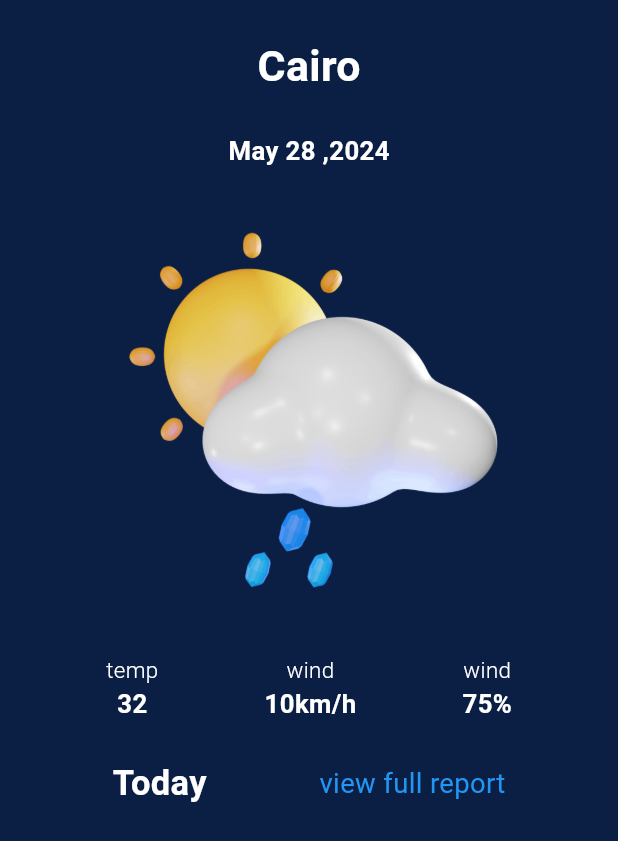
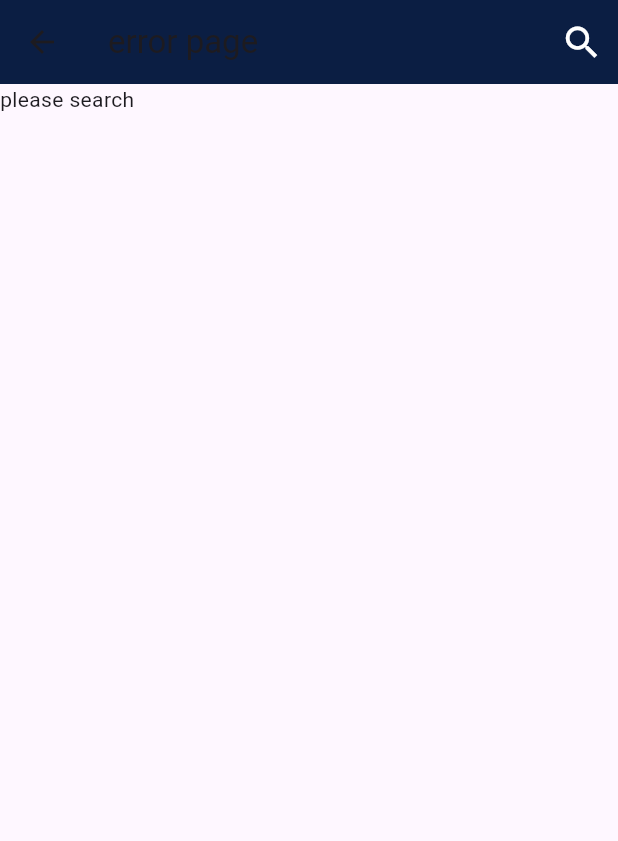
Before and after one commit to 01273904861/weather, a Flutter app: the screen it shows after launch, on a phone screen of 412 x 824 dp. Shown: the top 841 px of the screen. Run offline on Flutter 3.47's test engine with Material 3 defaults, Android fonts, the phone set to English and light mode, and no system bars; our stand-ins replace bloc, dio, flutter_bloc, flutter_screenutil, pretty_dio_logger.

```diff
--- a/lib/core/theming/app_colors.dart
+++ b/lib/core/theming/app_colors.dart
@@ -3,5 +3,5 @@ import 'package:flutter/material.dart';
 abstract class AppColors {
   static Color mainDarkBlue = const Color.fromARGB(15, 5, 5, 173);
   static const Color mainLightBlue = Color.fromARGB(255, 11, 30, 67);
-  static const Color darkGrey = Color(0xff232149);
+  static const Color darkGrey = Color.fromARGB(255, 35, 33, 73);
 }
--- a/lib/core/theming/app_text_style.dart
+++ b/lib/core/theming/app_text_style.dart
@@ -3,7 +3,7 @@ import 'package:flutter_screenutil/flutter_screenutil.dart';
 import 'package:weather/core/theming/font_weigh_helper.dart';
 
 abstract class AppTextStyle {
-  //city name
+  //title
   static TextStyle font25WhiteBold = TextStyle(
     fontSize: 25.sp,
     color: Colors.white,
--- a/lib/core/widgets/text_field.dart
+++ b/lib/core/widgets/text_field.dart
@@ -18,7 +18,7 @@ class CustomTextField extends StatelessWidget {
     this.obscureText,
     this.verticalPadding,
     this.borderRadius,
-    this.inputColor,
+    this.inputColor, required this.controller,
   });
   final String hintText;
   final Widget? suffixIcon;
@@ -34,9 +34,11 @@ class CustomTextField extends StatelessWidget {
   final bool? obscureText;
   final double? borderRadius;
   final Color? inputColor;
+  final TextEditingController controller;
   @override
   Widget build(BuildContext context) {
     return TextField(
+       controller: controller,
       style: TextStyle(color: inputColor ?? Colors.white),
       decoration: InputDecoration(
         enabledBorder: OutlineInputBorder(
--- /dev/null
+++ b/lib/features/home/data/cubit/weather_cubit.dart
@@ -0,0 +1,31 @@
+import 'package:bloc/bloc.dart';
+import 'package:flutter/material.dart';
+import 'package:weather/core/networking/api_error_model.dart';
+import 'package:weather/core/networking/api_service.dart';
+import 'package:weather/features/home/data/cubit/weather_states.dart';
+import 'package:weather/features/search/data/models/day_weather_model.dart';
+
+class WeatherCubit extends Cubit<WeatherStates> {
+  TextEditingController searchController = TextEditingController();
+
+  WeatherCubit() : super(WeatherInitial());
+  SevenDaysWeatherModel? sevenDaysWeather;
+  getSevenDayesWeather() async {
+    try {
+      String cityName =
+          searchController.text.isEmpty ? 'cairo' : searchController.text;
+      emit(WeatherLoading());
+      sevenDaysWeather = await ApiService()
+          .getSevenDayesWeather(cityName: cityName);
+      emit(WeatherSucess(sevenDaysWeather: sevenDaysWeather!));
+    } on ServerException catch (e) {
+      emit(WeatherFailure(errorModel: e.errorModel));
+    } catch (e) {
+      emit(WeatherFailure(
+          errorModel: ErrorModel(
+              message:
+                  'there is an error, please try again , or check the internet',
+              code: 404)));
+    }
+  }
+}
--- /dev/null
+++ b/lib/features/home/data/cubit/weather_states.dart
@@ -0,0 +1,20 @@
+import 'package:weather/core/networking/api_error_model.dart';
+import 'package:weather/features/search/data/models/day_weather_model.dart';
+
+abstract class WeatherStates {}
+
+class WeatherInitial extends WeatherStates {}
+
+class WeatherLoading extends WeatherStates {}
+
+class WeatherFailure extends WeatherStates {
+  final ErrorModel errorModel;
+
+  WeatherFailure({required this.errorModel});
+}
+
+class WeatherSucess extends WeatherStates {
+  final SevenDaysWeatherModel sevenDaysWeather;
+
+  WeatherSucess({required this.sevenDaysWeather});
+}
--- a/lib/features/home/home_page.dart
+++ b/lib/features/home/home_page.dart
@@ -1,69 +1,69 @@
 import 'package:flutter/material.dart';
 import 'package:flutter_screenutil/flutter_screenutil.dart';
-import 'package:weather/core/helper/spacing.dart';
 import 'package:weather/core/routing/routes.dart';
-import 'package:weather/core/theming/app_assets.dart';
 import 'package:weather/core/theming/app_colors.dart';
 import 'package:weather/core/theming/app_text_style.dart';
 
-import 'package:weather/features/home/ui/widgets/name_and_number.dart';
+import 'package:weather/features/home/data/cubit/weather_cubit.dart';
+import 'package:weather/features/home/data/cubit/weather_states.dart';
+import 'package:weather/features/home/ui/views/weather_view.dart';
 
-class HomePage extends StatelessWidget {
+import 'package:flutter_bloc/flutter_bloc.dart';
+
+class HomePage extends StatefulWidget {
   const HomePage({super.key});
 
   @override
+  State<HomePage> createState() => _HomePageState();
+}
+
+class _HomePageState extends State<HomePage> {
+  int onTapedIndex = 0;
+
+  @override
   Widget build(BuildContext context) {
-    return Scaffold(
-      backgroundColor: AppColors.mainLightBlue,
-      body: SingleChildScrollView(
-        child: Column(
-          crossAxisAlignment: CrossAxisAlignment.center,
-          children: [
-            verticalSpace(20),
-            Text(
-              'Cairo',
-              style: AppTextStyle.font25WhiteBold,
+    return BlocConsumer<WeatherCubit, WeatherStates>(
+      listener: (context, state) {},
+      builder: (context, state) {
+        if (state is WeatherSucess) {
+          return WeatherView(sevenDaysWeather: state.sevenDaysWeather);
+        } else if (state is WeatherFailure) {
+          return Scaffold(
+            body: Center(
+                child: Text(
+              textAlign: TextAlign.center,
+              ' ${state.errorModel.code.toString()} \n ${state.errorModel.message} . ',
+              style:
+                  AppTextStyle.font22WhiteRegular.copyWith(color: Colors.black),
+            )),
+          );
+        } else if (state is WeatherLoading) {
+          return const Scaffold(
+            body: Center(
+              child: CircularProgressIndicator(),
             ),
-            verticalSpace(20),
-            Text(
-              'May 28 ,2024',
-              style: AppTextStyle.font15WhiteBold,
+          );
+        } else {
+          return Scaffold(
+            appBar: AppBar(
+              backgroundColor: AppColors.mainLightBlue,
+              actions: [
+                IconButton(
+                    onPressed: () {
+                      Navigator.of(context).pushNamed(Routes.searchPage);
+                    },
+                    icon: Icon(
+                      Icons.search,
+                      size: 25.sp,
+                      color: Colors.white,
+                    ))
+              ],
+              title: Text('error page'),
             ),
-            verticalSpace(20),
-            Image.asset(AppAssets.assetsIconsRainyAndSunny,
-                height: 230.h, width: 230.w),
-            verticalSpace(20),
-            const Row(
-              mainAxisAlignment: MainAxisAlignment.spaceEvenly,
-              children: [
-                NameAndNumberOfweather(name: 'temp', number: '32'),
-                NameAndNumberOfweather(name: 'wind', number: '10km/h'),
-                NameAndNumberOfweather(name: 'wind', number: '75%'),
-              ],
-            ),
-            verticalSpace(20),
-            Row(
-              mainAxisAlignment: MainAxisAlignment.spaceEvenly,
-              children: [
-                Text(
-                  'Today',
-                  style: AppTextStyle.font25WhiteBold.copyWith(fontSize: 23),
-                ),
-                GestureDetector(
-                  onTap: () {
-                    Navigator.of(context).pushNamed(Routes.forecastPage);
-                  },
-                  child: Text(
-                    'view full report',
-                    style: AppTextStyle.font16BlueRegular,
-                  ),
-                )
-              ],
-            ),
-            verticalSpace(200),
-          ],
-        ),
-      ),
+            body: Text('please search'),
+          );
+        }
+      },
     );
   }
 }
--- a/lib/features/home/ui/views/forecast_report_view.dart
+++ b/lib/features/home/ui/views/forecast_report_view.dart
@@ -1,7 +1,6 @@
 import 'package:flutter/material.dart';
 import 'package:flutter_screenutil/flutter_screenutil.dart';
 import 'package:weather/core/routing/routes.dart';
-import 'package:weather/core/theming/app_assets.dart';
 import 'package:weather/core/theming/app_colors.dart';
 import 'package:weather/core/theming/app_text_style.dart';
 import 'package:weather/features/home/ui/widgets/day_weather.dart';
@@ -36,7 +35,7 @@ class ForecastReportPage extends StatelessWidget {
           padding: EdgeInsets.symmetric(horizontal: 12.0),
           child: Column(
             children: [
-              DayWeatherWidget(),
+              ForecastDayWeather(),
             ],
           ),
         ));
--- a/lib/features/home/ui/widgets/day_weather.dart
+++ b/lib/features/home/ui/widgets/day_weather.dart
@@ -4,8 +4,8 @@ import 'package:weather/core/theming/app_assets.dart';
 import 'package:weather/core/theming/app_colors.dart';
 import 'package:weather/core/theming/app_text_style.dart';
 
-class DayWeatherWidget extends StatelessWidget {
-  const DayWeatherWidget({
+class ForecastDayWeather extends StatelessWidget {
+  const ForecastDayWeather({
     super.key,
   });
 
--- a/lib/features/weather_app.dart
+++ b/lib/features/weather_app.dart
@@ -1,18 +1,21 @@
 import 'package:flutter/material.dart';
+import 'package:flutter_bloc/flutter_bloc.dart';
 import 'package:flutter_screenutil/flutter_screenutil.dart';
 import 'package:weather/core/routing/app_router.dart';
 import 'package:weather/core/routing/routes.dart';
 import 'package:weather/core/theming/app_colors.dart';
-
+import 'package:weather/features/home/data/cubit/weather_cubit.dart';
 
 class WeatherApp extends StatelessWidget {
   const WeatherApp({super.key, required this.appRouter});
- final AppRouter appRouter;
+  final AppRouter appRouter;
   // This widget is the root of your application.
   @override
   Widget build(BuildContext context) {
     return SafeArea(
       child: ScreenUtilInit(
+        child: BlocProvider(
+          create: (context) => WeatherCubit(),
           child: MaterialApp(
             title: 'weater application',
             color: AppColors.mainDarkBlue,
@@ -22,13 +25,14 @@ class WeatherApp extends StatelessWidget {
             ),
 
             /* ThemeMode.system to follow system theme,
-             ThemeMode.light for light theme,
-             ThemeMode.dark for dark theme
-          */
+                       ThemeMode.light for light theme,
+                       ThemeMode.dark for dark theme
+                    */
             debugShowCheckedModeBanner: false,
             onGenerateRoute: appRouter.onGenerateRoute,
             initialRoute: Routes.homePage,
-            ),
+          ),
+        ),
       ),
     );
   }
```
Also changed, not shown: lib/core/networking/api_service.dart (+48 -14 lines), lib/core/routing/app_router.dart (+6 -2 lines), lib/features/home/ui/views/weather_view.dart (added, +114 -0 lines), lib/features/home/ui/widgets/daily_weather.dart (+19 -10 lines), lib/features/search/data/models/day_weather.dart (deleted, +0 -49 lines), lib/features/search/data/models/day_weather_model.dart (added, +75 -0 lines), lib/features/search/search_page.dart (+24 -3 lines).
